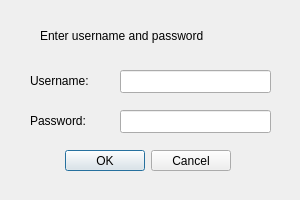
The window that FlexVault_Qt/usercreationdialog.ui (andreaslydemann/FlexVault) describes before a commit, drawn with Qt 5.
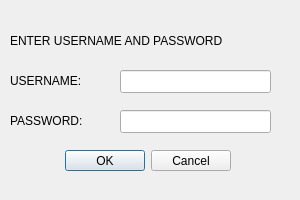
The same window after the commit.

Patch:
```diff
--- a/FlexVault_Qt/usercreationdialog.ui
+++ b/FlexVault_Qt/usercreationdialog.ui
@@ -16,27 +16,27 @@
   <widget class="QLabel" name="userIDLabel">
    <property name="geometry">
     <rect>
-     <x>30</x>
+     <x>10</x>
      <y>70</y>
-     <width>91</width>
+     <width>111</width>
      <height>21</height>
     </rect>
    </property>
    <property name="text">
-    <string>Username:</string>
+    <string>USERNAME:</string>
    </property>
   </widget>
   <widget class="QLabel" name="passwordLabel">
    <property name="geometry">
     <rect>
-     <x>30</x>
+     <x>10</x>
      <y>110</y>
-     <width>81</width>
+     <width>111</width>
      <height>21</height>
     </rect>
    </property>
    <property name="text">
-    <string>Password:</string>
+    <string>PASSWORD:</string>
    </property>
   </widget>
   <widget class="QLineEdit" name="userIDLineEdit">
@@ -78,14 +78,14 @@
   <widget class="QLabel" name="msgLabel">
    <property name="geometry">
     <rect>
-     <x>40</x>
-     <y>25</y>
-     <width>241</width>
+     <x>10</x>
+     <y>30</y>
+     <width>301</width>
      <height>21</height>
     </rect>
    </property>
    <property name="text">
-    <string>Enter username and password</string>
+    <string>ENTER USERNAME AND PASSWORD</string>
    </property>
   </widget>
  </widget>
```
